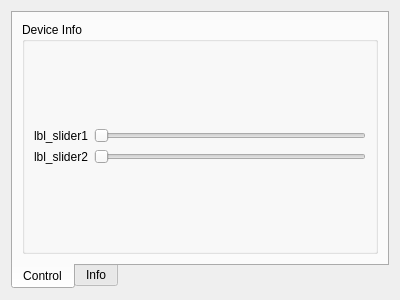
First picture: the form in V4L2/dockWidgetV4L2_base.ui, repository itom-project/plugins, before the edit.
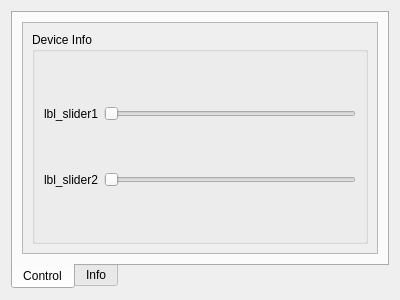
Second picture: the form after the edit. The open tabs and pages were chosen to show the change.

Commit message: V4L2: resizable dockWidget

Patch:
```diff
--- a/V4L2/dockWidgetV4L2_base.ui
+++ b/V4L2/dockWidgetV4L2_base.ui
@@ -28,13 +28,26 @@
       </attribute>
       <layout class="QVBoxLayout" name="layout_tab1">
        <item>
+        <widget class="QScrollArea" name="scroll_area_ctrltab">
+         <property name="widgetResizable">
+          <bool>true</bool>
+         </property>
+         <widget class="QWidget" name="scroll_area_ctrltab_contents">
+          <property name="geometry">
+           <rect>
+            <x>0</x>
+            <y>0</y>
+            <width>358</width>
+            <height>229</height>
+           </rect>
+          </property>
+          <layout class="QVBoxLayout" name="verticalLayout_2">
+           <item>
         <widget class="QGroupBox" name="gb_controls">
          <property name="title">
           <string>Device Info</string>
          </property>
-         <layout class="QVBoxLayout" name="layout_gb_controls">
-          <item>
-           <layout class="QGridLayout" name="gridLayout_controls">
+             <layout class="QGridLayout" name="gridLayout">
             <item row="0" column="0">
              <widget class="QLabel" name="lbl_slider1">
               <property name="text">
@@ -64,8 +77,10 @@
              </widget>
             </item>
            </layout>
-          </item>
-         </layout>
+            </widget>
+           </item>
+          </layout>
+         </widget>
         </widget>
        </item>
       </layout>
```
Left out of the diff: 19 changed lines with no effect on the pictures. Lines whose indentation alone changed are shown as unchanged. The commit also changes 2 other files.
